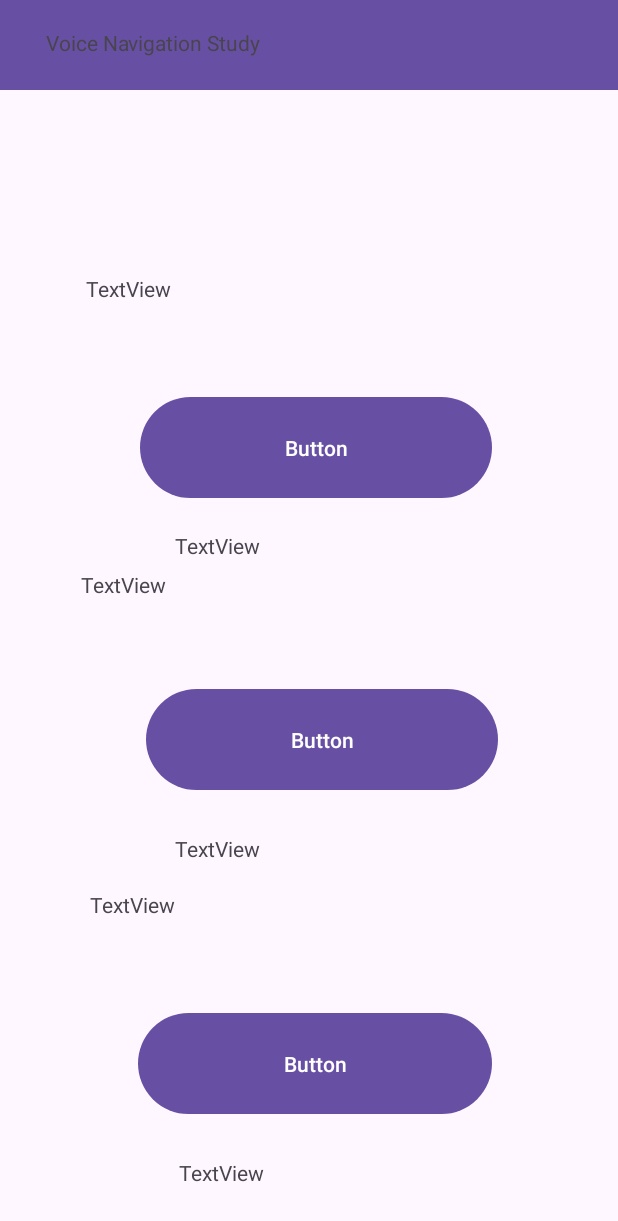
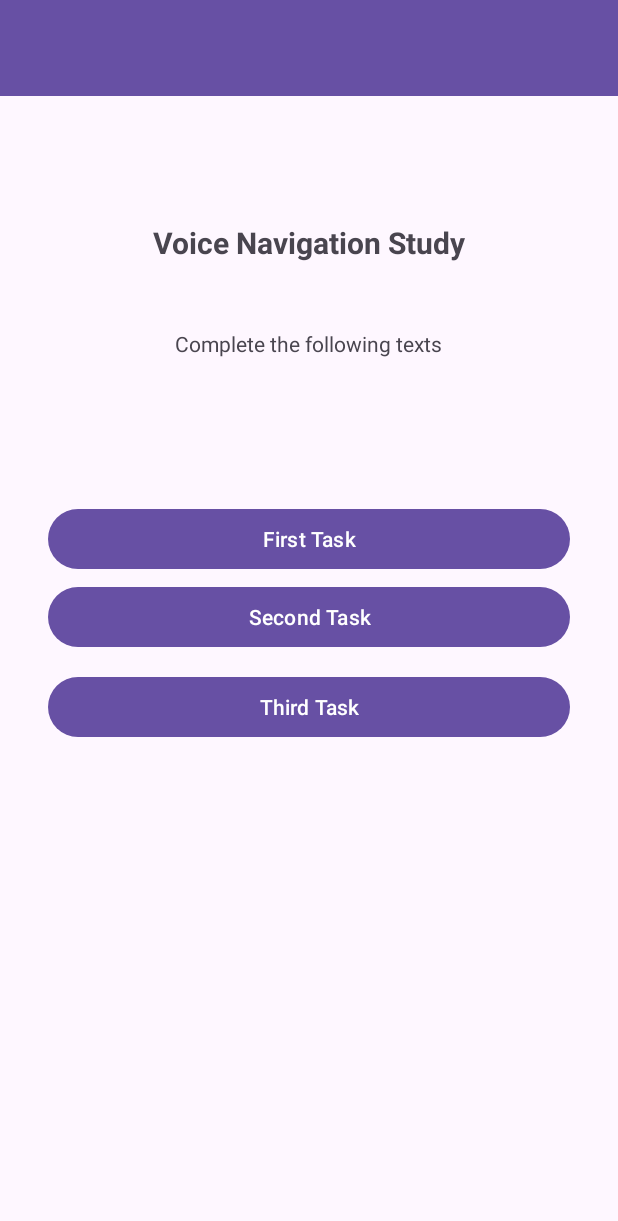
Before and after one commit to mahbub87/EECS4443-project, an Android app: the screen it shows after launch (MainActivity), on a phone screen of 412 x 824 dp. Shown: the top 1221 px of the screen. Run offline under Robolectric (Android 15) with nearby library versions, the phone set to English and light mode, and no system bars.

Commit message:
Some Polishing

```diff
--- a/app/src/main/java/com/example/eecs4443_project/MainActivity.java
+++ b/app/src/main/java/com/example/eecs4443_project/MainActivity.java
@@ -29,9 +29,9 @@
         firstTaskComplete = false;
         secondTaskComplete = false;
         thirdTaskComplete = false;
-        firstButton = findViewById(R.id.firsttaskbutton);
-        secondButton = findViewById(R.id.secondtaskbutton);
-        thirdButton = findViewById(R.id.thirdtaskbutton);
+        firstButton = findViewById(R.id.firstTaskButton);
+        secondButton = findViewById(R.id.secondTaskButton);
+        thirdButton = findViewById(R.id.thirdTaskButton);
 
 
 
--- a/app/src/main/res/layout/activity_first_task.xml
+++ b/app/src/main/res/layout/activity_first_task.xml
@@ -9,74 +9,76 @@
 
     <Button
         android:id="@+id/fs2_confirm_button"
-        android:layout_width="wrap_content"
-        android:layout_height="wrap_content"
-        android:text="Button"
+        android:layout_width="140dp"
+        android:layout_height="48dp"
+        android:layout_marginTop="12dp"
+        android:text="@string/confirm_button_text"
         app:layout_constraintEnd_toEndOf="parent"
         app:layout_constraintStart_toStartOf="parent"
-        tools:layout_editor_absoluteY="562dp" />
+        app:layout_constraintTop_toBottomOf="@+id/fs2_speak_button" />
 
     <TextView
         android:id="@+id/textViewTEST"
-        android:layout_width="262dp"
-        android:layout_height="58dp"
-        android:layout_marginTop="40dp"
+        android:layout_width="134dp"
+        android:layout_height="60dp"
+        android:layout_marginTop="36dp"
         android:text="@string/step1label"
         android:textSize="40dp"
         app:layout_constraintEnd_toEndOf="parent"
-        app:layout_constraintHorizontal_bias="0.322"
+        app:layout_constraintHorizontal_bias="0.079"
         app:layout_constraintStart_toStartOf="parent"
         app:layout_constraintTop_toTopOf="parent" />
 
     <TextView
         android:id="@+id/textViewTEST3"
-        android:layout_width="262dp"
-        android:layout_height="58dp"
+        android:layout_width="134dp"
+        android:layout_height="60dp"
         android:layout_marginTop="236dp"
         android:textSize="40dp"
         android:text="@string/step2label"
         app:layout_constraintEnd_toEndOf="parent"
-        app:layout_constraintHorizontal_bias="0.322"
+        app:layout_constraintHorizontal_bias="0.079"
         app:layout_constraintStart_toStartOf="parent"
         app:layout_constraintTop_toBottomOf="@+id/textViewTEST" />
 
     <TextView
         android:id="@+id/textViewTEST2"
-        android:layout_width="261dp"
+        android:layout_width="369dp"
         android:layout_height="56dp"
-        android:layout_marginTop="28dp"
-        android:text="TextView"
+        android:layout_marginTop="10dp"
+        android:text="@string/firsttask_step2_desc"
         app:layout_constraintEnd_toEndOf="parent"
         app:layout_constraintStart_toStartOf="parent"
         app:layout_constraintTop_toBottomOf="@+id/textViewTEST3" />
 
     <TextView
         android:id="@+id/textViewTEST4"
-        android:layout_width="261dp"
+        android:layout_width="369dp"
         android:layout_height="56dp"
-        android:layout_marginTop="16dp"
-        android:text="TextView"
+        android:layout_marginTop="10dp"
+        android:text="@string/firsttask_step1_desc"
         app:layout_constraintEnd_toEndOf="parent"
         app:layout_constraintStart_toStartOf="parent"
         app:layout_constraintTop_toBottomOf="@+id/textViewTEST" />
 
     <ImageButton
         android:id="@+id/fs2_speak_button"
-        android:layout_width="57dp"
-        android:layout_height="48dp"
+        android:layout_width="66dp"
+        android:layout_height="64dp"
         android:layout_marginTop="20dp"
         app:layout_constraintEnd_toEndOf="parent"
-        app:layout_constraintHorizontal_bias="0.498"
+        app:layout_constraintHorizontal_bias="0.489"
         app:layout_constraintStart_toStartOf="parent"
         app:layout_constraintTop_toBottomOf="@+id/textViewTEST2"
         tools:srcCompat="@tools:sample/avatars" />
 
     <Button
         android:id="@+id/f_next_button"
-        android:layout_width="166dp"
-        android:layout_height="58dp"
-        android:layout_marginTop="112dp"
-        android:text="Button"
+        android:layout_width="197dp"
+        android:layout_height="57dp"
+        android:layout_marginTop="96dp"
+        android:text="@string/next_button_text"
+        android:textSize="20dp"
         app:layout_constraintEnd_toEndOf="parent"
         app:layout_constraintHorizontal_bias="0.497"
         app:layout_constraintStart_toStartOf="parent"
@@ -97,26 +99,31 @@
         android:id="@+id/fs1_check"
         android:layout_width="60dp"
         android:layout_height="56dp"
-        tools:layout_editor_absoluteX="316dp"
-        tools:layout_editor_absoluteY="42dp"
+        android:layout_marginStart="12dp"
+        android:layout_marginTop="40dp"
+        app:layout_constraintStart_toEndOf="@+id/textViewTEST"
+        app:layout_constraintTop_toTopOf="parent"
         tools:srcCompat="@tools:sample/avatars" />
 
     <ImageView
         android:id="@+id/fs2_check"
         android:layout_width="60dp"
         android:layout_height="56dp"
-        tools:layout_editor_absoluteX="316dp"
-        tools:layout_editor_absoluteY="326dp"
+        android:layout_marginStart="12dp"
+        android:layout_marginTop="336dp"
+        app:layout_constraintStart_toEndOf="@+id/textViewTEST3"
+        app:layout_constraintTop_toTopOf="parent"
         tools:srcCompat="@tools:sample/avatars" />
 
     <Button
         android:id="@+id/fs1_confirm_button"
-        android:layout_width="wrap_content"
-        android:layout_height="wrap_content"
-        android:text="Button"
+        android:layout_width="140dp"
+        android:layout_height="48dp"
+        android:layout_marginTop="12dp"
+        android:text="@string/confirm_button_text"
         app:layout_constraintEnd_toEndOf="parent"
         app:layout_constraintStart_toStartOf="parent"
-        tools:layout_editor_absoluteY="254dp" />
+        app:layout_constraintTop_toBottomOf="@+id/fs1_speak_button" />
 
 
 </androidx.constraintlayout.widget.ConstraintLayout>
--- a/app/src/main/res/layout/activity_main.xml
+++ b/app/src/main/res/layout/activity_main.xml
@@ -7,173 +7,69 @@
     android:layout_height="match_parent"
     tools:context=".MainActivity">
 
-
     <androidx.appcompat.widget.Toolbar
         android:id="@+id/toolbar"
-        android:layout_width="413dp"
-        android:layout_height="60dp"
+        android:layout_width="match_parent"
+        android:layout_height="?attr/actionBarSize"
         android:background="?attr/colorPrimary"
-        android:minHeight="?attr/actionBarSize"
         android:theme="?attr/actionBarTheme"
-        android:title=""
+        app:layout_constraintTop_toTopOf="parent" />
+
+    <TextView
+        android:id="@+id/titleText"
+        android:layout_width="179dp"
+        android:layout_height="52dp"
+        android:layout_marginTop="44dp"
+        android:text="Complete the following texts"
+
+        android:textSize="14sp"
         app:layout_constraintEnd_toEndOf="parent"
         app:layout_constraintStart_toStartOf="parent"
-        app:layout_constraintTop_toTopOf="parent" />
-
-    <RelativeLayout
-        android:id="@+id/relativeLayout"
-        android:layout_width="382dp"
-        android:layout_height="47dp"
-        android:layout_marginStart="12dp"
-        android:layout_marginTop="9dp"
-        android:layout_marginEnd="14dp"
-        app:layout_constraintBottom_toBottomOf="@+id/toolbar"
-        app:layout_constraintEnd_toEndOf="@+id/toolbar"
-        app:layout_constraintHorizontal_bias="1.0"
-        app:layout_constraintStart_toStartOf="@+id/toolbar"
-        app:layout_constraintTop_toTopOf="@+id/toolbar"
-        app:layout_constraintVertical_bias="0.0">
+        app:layout_constraintTop_toBottomOf="@+id/instructions" />
 
     <TextView
-            android:id="@+id/textView2"
-            android:layout_width="208dp"
-            android:layout_height="30dp"
-            android:layout_alignParentStart="true"
-            android:layout_alignParentTop="true"
-            android:layout_marginStart="14dp"
-            android:layout_marginTop="9dp"
+        android:id="@+id/instructions"
+        android:layout_width="wrap_content"
+        android:layout_height="wrap_content"
+        android:layout_marginTop="84dp"
         android:text="@string/app_name_display"
-            app:layout_constraintTop_toTopOf="parent" />
-    </RelativeLayout>
-
-    <RelativeLayout
-        android:layout_width="409dp"
-        android:layout_height="665dp"
-        app:layout_constraintBottom_toBottomOf="parent"
+        android:textSize="20sp"
+        android:textStyle="bold"
         app:layout_constraintEnd_toEndOf="parent"
         app:layout_constraintStart_toStartOf="parent"
-        app:layout_constraintTop_toBottomOf="@+id/toolbar"
-        app:layout_constraintVertical_bias="1.0">
+        app:layout_constraintTop_toBottomOf="@id/toolbar" />
 
     <Button
-            android:id="@+id/secondtaskbutton"
-            android:layout_width="235dp"
-            android:layout_height="75dp"
-            android:layout_below="@+id/textView4"
-            android:layout_alignStart="@+id/firsttaskbutton"
-            android:layout_alignEnd="@+id/firsttaskbutton"
-            android:layout_marginStart="4dp"
-            android:layout_marginTop="21dp"
-            android:layout_marginEnd="-4dp"
-            android:text="Button" />
+        android:id="@+id/firstTaskButton"
+        android:layout_width="0dp"
+        android:layout_height="wrap_content"
+        android:layout_marginHorizontal="32dp"
+        android:layout_marginTop="64dp"
+        android:text="First Task"
+        app:layout_constraintEnd_toEndOf="parent"
+        app:layout_constraintStart_toStartOf="parent"
+        app:layout_constraintTop_toBottomOf="@+id/titleText" />
 
     <Button
-            android:id="@+id/thirdtaskbutton"
-            android:layout_width="235dp"
-            android:layout_height="75dp"
-            android:layout_below="@+id/textView5"
-            android:layout_alignStart="@+id/textView5"
-            android:layout_alignEnd="@+id/firsttaskbutton"
-            android:layout_marginStart="32dp"
-            android:layout_marginTop="20dp"
-            android:layout_marginEnd="0dp"
-            android:text="Button" />
+        android:id="@+id/secondTaskButton"
+        android:layout_width="0dp"
+        android:layout_height="wrap_content"
+        android:layout_marginHorizontal="32dp"
+        android:layout_marginTop="4dp"
+        android:text="Second Task"
+        app:layout_constraintEnd_toEndOf="parent"
+        app:layout_constraintStart_toStartOf="parent"
+        app:layout_constraintTop_toBottomOf="@id/firstTaskButton" />
 
     <Button
-            android:id="@+id/firsttaskbutton"
-            android:layout_width="235dp"
-            android:layout_height="75dp"
-            android:layout_below="@+id/textView3"
-            android:layout_alignStart="@+id/textView3"
-            android:layout_alignEnd="@+id/textView3"
-            android:layout_marginStart="36dp"
-            android:layout_marginTop="24dp"
-            android:layout_marginEnd="25dp"
-            android:text="Button" />
-
-        <TextView
-            android:id="@+id/textView3"
-            android:layout_width="296dp"
-            android:layout_height="54dp"
-            android:layout_alignParentStart="true"
-            android:layout_alignParentTop="true"
-            android:layout_alignParentEnd="true"
-            android:layout_marginStart="56dp"
-            android:layout_marginTop="24dp"
-            android:layout_marginEnd="57dp"
-            android:text="TextView"
+        android:id="@+id/thirdTaskButton"
+        android:layout_width="0dp"
+        android:layout_height="wrap_content"
+        android:layout_marginHorizontal="32dp"
+        android:layout_marginTop="12dp"
+        android:text="Third Task"
         app:layout_constraintEnd_toEndOf="parent"
-            app:layout_constraintStart_toStartOf="parent" />
-
-        <TextView
-            android:id="@+id/textView4"
-            android:layout_width="wrap_content"
-            android:layout_height="54dp"
-            android:layout_below="@+id/textView3"
-            android:layout_alignStart="@+id/textView3"
-            android:layout_alignEnd="@+id/textView3"
-            android:layout_marginStart="-3dp"
-            android:layout_marginTop="143dp"
-            android:layout_marginEnd="6dp"
-            android:text="TextView"
-            app:layout_constraintEnd_toEndOf="parent"
-            app:layout_constraintStart_toStartOf="parent" />
-
-        <TextView
-            android:id="@+id/textView5"
-            android:layout_width="285dp"
-            android:layout_height="58dp"
-            android:layout_below="@+id/textView4"
-            android:layout_alignStart="@+id/textView4"
-            android:layout_alignEnd="@+id/textView4"
-            android:layout_marginStart="6dp"
-            android:layout_marginTop="159dp"
-            android:layout_marginEnd="2dp"
-            android:text="TextView"
-            app:layout_constraintEnd_toEndOf="parent"
-            app:layout_constraintStart_toStartOf="parent" />
-
-        <TextView
-            android:id="@+id/textView6"
-            android:layout_width="195dp"
-            android:layout_height="wrap_content"
-            android:layout_below="@+id/secondtaskbutton"
-            android:layout_alignStart="@+id/secondtaskbutton"
-            android:layout_alignEnd="@+id/secondtaskbutton"
-            android:layout_marginStart="19dp"
-            android:layout_marginTop="25dp"
-            android:layout_marginEnd="22dp"
-            android:text="TextView"
-            app:layout_constraintEnd_toEndOf="parent"
-            app:layout_constraintStart_toStartOf="parent" />
-
-        <TextView
-            android:id="@+id/textView7"
-            android:layout_width="wrap_content"
-            android:layout_height="wrap_content"
-            android:layout_below="@+id/firsttaskbutton"
-            android:layout_alignStart="@+id/firsttaskbutton"
-            android:layout_alignEnd="@+id/firsttaskbutton"
-            android:layout_marginStart="23dp"
-            android:layout_marginTop="18dp"
-            android:layout_marginEnd="21dp"
-            android:text="TextView"
-            app:layout_constraintEnd_toEndOf="parent"
-            app:layout_constraintStart_toStartOf="parent" />
-
-        <TextView
-            android:id="@+id/textView8"
-            android:layout_width="186dp"
-            android:layout_height="wrap_content"
-            android:layout_below="@+id/thirdtaskbutton"
-            android:layout_alignStart="@+id/thirdtaskbutton"
-            android:layout_alignEnd="@+id/thirdtaskbutton"
-            android:layout_marginStart="27dp"
-            android:layout_marginTop="25dp"
-            android:layout_marginEnd="20dp"
-            android:text="TextView"
-            app:layout_constraintEnd_toEndOf="parent"
-            app:layout_constraintStart_toStartOf="parent" />
-    </RelativeLayout>
+        app:layout_constraintStart_toStartOf="parent"
+        app:layout_constraintTop_toBottomOf="@id/secondTaskButton" />
 
 </androidx.constraintlayout.widget.ConstraintLayout>
--- a/app/src/main/res/values/strings.xml
+++ b/app/src/main/res/values/strings.xml
@@ -3,9 +3,13 @@
     <string name="app_name_display">Voice Navigation Study</string>
     <string name="step1label">Step 1</string>
     <string name="step2label">Step 2</string>
+    <string name="next_button_text">Next</string>
+    <string name="confirm_button_text">Confirm</string>
     <string name="firsttask_step1_desc">The task is to find the weather of a city. First think of a city.
-        Then, please repeat: 'blablablablabla Hey Guide! Whats the weather in (city)' </string>
+        Then, please repeat: \'I like apple pie with ice cream. It is a nice treat. Hey Guide!
+        Whats the weather in (city) ' </string>
 
-    <string name="firsttask_step2_desc">The task is to not use an activation word. Try asking for
-    the weather of a city. For example 'What's the weather in New York?'</string>
+    <string name="firsttask_step2_desc">The task is to find the weather of a city. First think of a city.
+        Then, please repeat: \'I like apple pie with ice cream. It is a nice treat.
+        Whats the weather in (city) '</string>
 </resources>
```
Lines whose indentation alone changed are shown as unchanged.
